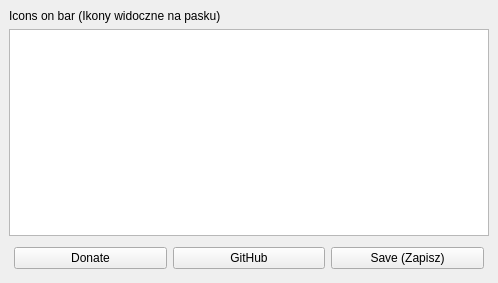
The window that power_pin/power_pin_dockwidget_base.ui (Rzezimioszek/QGIS-power-pin) describes before a commit, drawn with Qt 5.
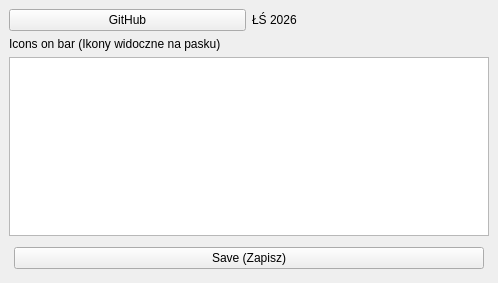
The same window after the commit.

What changed in the file:
```diff
--- a/power_pin/power_pin_dockwidget_base.ui
+++ b/power_pin/power_pin_dockwidget_base.ui
@@ -15,7 +15,7 @@
   </property>
   <widget class="QWidget" name="dockWidgetContents">
    <layout class="QGridLayout" name="gridLayout">
-    <item row="2" column="0">
+    <item row="3" column="0">
      <widget class="QListWidget" name="listWidget">
       <property name="editTriggers">
        <set>QAbstractItemView::DoubleClicked|QAbstractItemView::EditKeyPressed|QAbstractItemView::SelectedClicked</set>
@@ -25,7 +25,14 @@
       </property>
      </widget>
     </item>
-    <item row="5" column="0">
+    <item row="2" column="0">
+     <widget class="QLabel" name="label">
+      <property name="text">
+       <string>Icons on bar (Ikony widoczne na pasku)</string>
+      </property>
+     </widget>
+    </item>
+    <item row="6" column="0">
      <layout class="QHBoxLayout" name="horizontalLayout">
       <property name="sizeConstraint">
        <enum>QLayout::SetDefaultConstraint</enum>
@@ -42,20 +49,6 @@
       <property name="bottomMargin">
        <number>5</number>
       </property>
-      <item>
-       <widget class="QPushButton" name="pushButton_2">
-        <property name="text">
-         <string>Donate</string>
-        </property>
-       </widget>
-      </item>
-      <item>
-       <widget class="QPushButton" name="pushButton_3">
-        <property name="text">
-         <string>GitHub</string>
-        </property>
-       </widget>
-      </item>
       <item>
        <widget class="QPushButton" name="pushButton">
         <property name="text">
@@ -66,11 +59,25 @@
      </layout>
     </item>
     <item row="1" column="0">
-     <widget class="QLabel" name="label">
-      <property name="text">
-       <string>Icons on bar (Ikony widoczne na pasku)</string>
+     <layout class="QHBoxLayout" name="horizontalLayout_2">
+      <property name="topMargin">
+       <number>0</number>
       </property>
-     </widget>
+      <item>
+       <widget class="QPushButton" name="pushButton_3">
+        <property name="text">
+         <string>GitHub</string>
+        </property>
+       </widget>
+      </item>
+      <item>
+       <widget class="QLabel" name="label_2">
+        <property name="text">
+         <string>ŁŚ 2026</string>
+        </property>
+       </widget>
+      </item>
+     </layout>
     </item>
    </layout>
   </widget>
```
